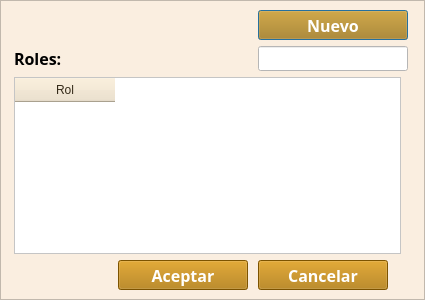
Old version of the form funciones/adminusers/agregarRoles.ui in the repository gerardoros/CartograficoQgisPlugin.
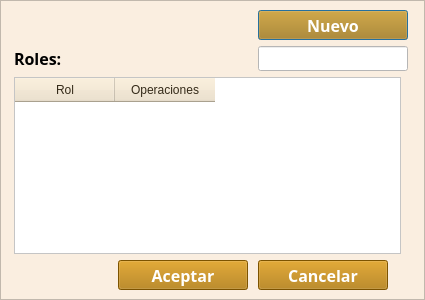
New version of the form.

Commit message: cambios sobre las pantallas de operaciones, roles y administracion de usuarios

What changed in the file:
```diff
--- a/funciones/adminusers/agregarRoles.ui
+++ b/funciones/adminusers/agregarRoles.ui
@@ -207,6 +207,11 @@
            <string>Rol</string>
           </property>
          </column>
+         <column>
+          <property name="text">
+           <string>Operaciones</string>
+          </property>
+         </column>
         </widget>
        </item>
        <item row="1" column="2">
```
The commit also changes 4 other files.
